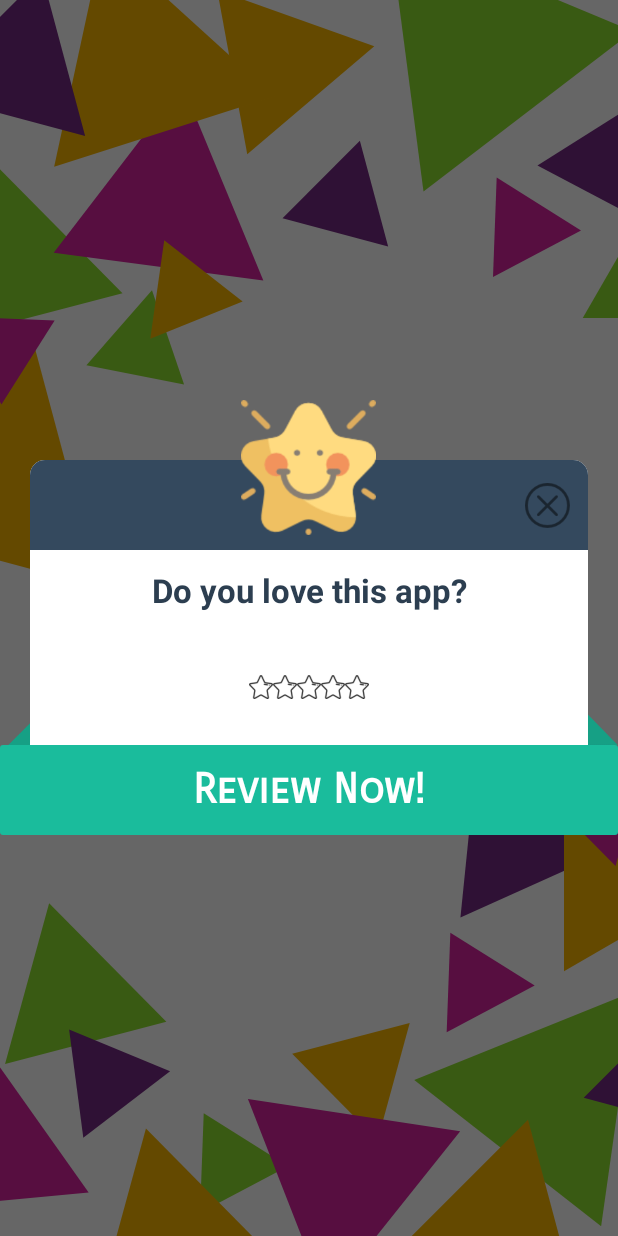
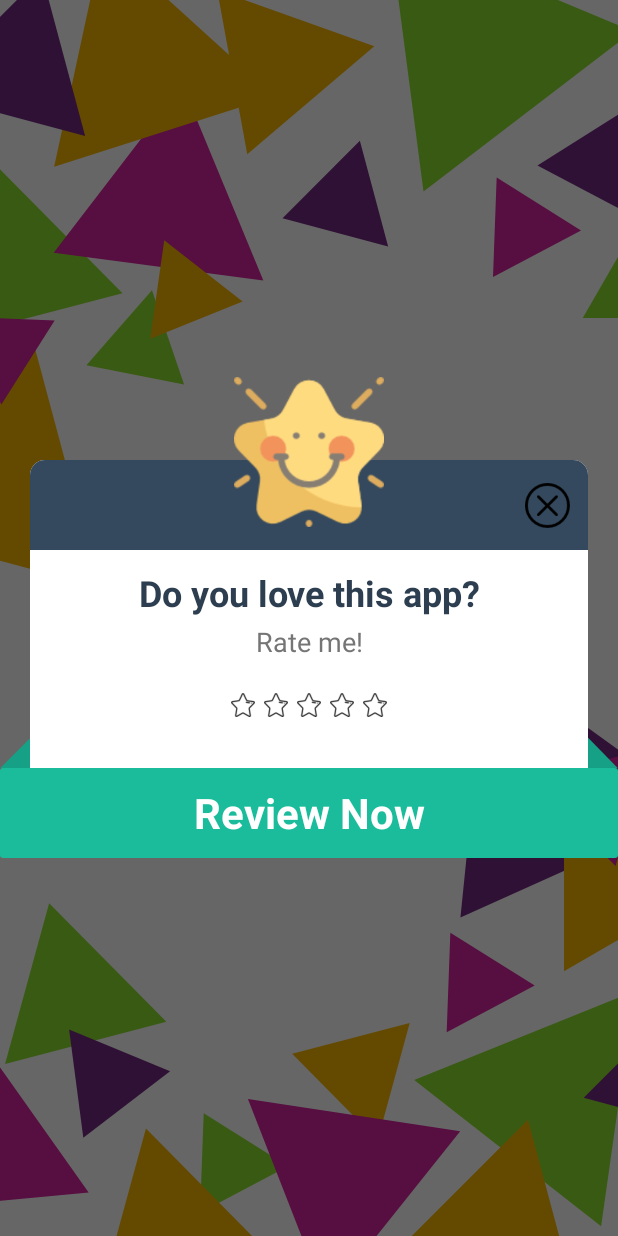
Before and after one commit to rayliverified/CustomRatingDialogue, an Android app: the screen it shows after launch (MainActivity), after a tap on "SHOW", on a phone screen of 412 x 824 dp. Run offline under Robolectric (Android 15) with nearby library versions, the phone set to English and light mode, and no system bars.

Commit message:
Update Rating Dialogue UI
*Update Rating DIalogue UI to remove nested RelativeLayout.
*Convert padding int to use DP.

```diff
--- a/customratingdialogue/build.gradle
+++ b/customratingdialogue/build.gradle
@@ -10,6 +10,7 @@ android {
     defaultConfig {
         minSdkVersion 15
         targetSdkVersion 28
+        vectorDrawables.useSupportLibrary = true
     }
     buildTypes {
         release {
@@ -21,5 +22,5 @@ android {
 
 dependencies {
     implementation fileTree(dir: 'libs', include: ['*.jar'])
-    api "androidx.core:core:1.0.1"
+    api "androidx.appcompat:appcompat:1.0.2"
 }
--- a/customratingdialogue/src/main/java/stream/customratingdialogue/BaseRatingBar.java
+++ b/customratingdialogue/src/main/java/stream/customratingdialogue/BaseRatingBar.java
@@ -59,7 +59,7 @@ public class BaseRatingBar extends LinearLayout implements SimpleRatingBar {
         TypedArray typedArray = context.obtainStyledAttributes(attrs, R.styleable.BaseRatingBar);
         float rating = typedArray.getFloat(R.styleable.BaseRatingBar_rating_rating, mRating);
         mNumStars = typedArray.getInt(R.styleable.BaseRatingBar_rating_numStars, mNumStars);
-        mPadding = typedArray.getInt(R.styleable.BaseRatingBar_rating_starPadding, mPadding);
+        mPadding = typedArray.getDimensionPixelSize(R.styleable.BaseRatingBar_rating_starPadding, mPadding);
         mStarWidth = typedArray.getDimensionPixelSize(R.styleable.BaseRatingBar_rating_starWidth, 0);
         mStarHeight = typedArray.getDimensionPixelSize(R.styleable.BaseRatingBar_rating_starHeight, 0);
         mEmptyDrawable = typedArray.getDrawable(R.styleable.BaseRatingBar_rating_drawableEmpty);
--- a/customratingdialogue/src/main/java/stream/customratingdialogue/RatingDialog.java
+++ b/customratingdialogue/src/main/java/stream/customratingdialogue/RatingDialog.java
@@ -9,22 +9,29 @@ import android.graphics.drawable.ColorDrawable;
 import android.view.View;
 import android.view.Window;
 import android.view.animation.AnimationUtils;
+import android.widget.FrameLayout;
 import android.widget.ImageView;
 import android.widget.RelativeLayout;
 import android.widget.TextView;
 
+import androidx.appcompat.app.AppCompatDelegate;
+
 import static android.content.Context.MODE_PRIVATE;
 
 public class RatingDialog {
+
+    static {
+        AppCompatDelegate.setCompatVectorFromResourcesEnabled(true);
+    }
 
     SharedPreferences pre;
     SharedPreferences.Editor edit;
     RatingDialogInterFace mRatingDialogListener;
     private Context mContext;
     private Dialog dialog;
-    private RelativeLayout main;
+    private FrameLayout main;
     private ImageView btnCacncel, ratingFace;
-    private RotationRatingBar rotationratingbar_main;
+    private ScaleRatingBar rotationratingbar_main;
     private TextView btnSubmit;
     private boolean isEnable = true;
     private int defRating = 0;
@@ -37,11 +44,11 @@ public class RatingDialog {
         dialog.requestWindowFeature(Window.FEATURE_NO_TITLE);
         dialog.setContentView(R.layout.layout_dialog_rating);
         dialog.getWindow().setBackgroundDrawable(new ColorDrawable(android.graphics.Color.TRANSPARENT));
-        btnCacncel = dialog.findViewById(R.id.btnCacncel);
-        ratingFace = dialog.findViewById(R.id.ratingFace);
-        main = dialog.findViewById(R.id.main);
-        rotationratingbar_main = dialog.findViewById(R.id.rotationratingbar_main);
-        btnSubmit = dialog.findViewById(R.id.btnSubmit);
+        btnCacncel = dialog.findViewById(R.id.btn_cancel);
+        ratingFace = dialog.findViewById(R.id.img_rating_header);
+        main = dialog.findViewById(R.id.layout_dialog_rating);
+        rotationratingbar_main = dialog.findViewById(R.id.rating_bar);
+        btnSubmit = dialog.findViewById(R.id.btn_submit);
         dialog.setOnDismissListener(new DialogInterface.OnDismissListener() {
             @Override
             public void onDismiss(DialogInterface dialogInterface) {
--- a/customratingdialogue/src/main/res/layout/layout_dialog_rating.xml
+++ b/customratingdialogue/src/main/res/layout/layout_dialog_rating.xml
@@ -1,9 +1,10 @@
 <?xml version="1.0" encoding="utf-8"?>
-<RelativeLayout xmlns:android="http://schemas.android.com/apk/res/android"
+<FrameLayout xmlns:android="http://schemas.android.com/apk/res/android"
     xmlns:tools="http://schemas.android.com/tools"
-    android:id="@+id/main"
+    xmlns:app="http://schemas.android.com/apk/res-auto"
+    android:id="@+id/layout_dialog_rating"
     android:layout_width="match_parent"
-    android:layout_height="290dp"
+    android:layout_height="wrap_content"
     android:alpha="0"
     android:scaleX="0"
     android:scaleY="0"
@@ -14,104 +15,110 @@
     <ImageView
         android:layout_width="30dp"
         android:layout_height="30dp"
-        android:layout_above="@+id/btnSubmit"
-        android:layout_alignParentLeft="true"
-        android:layout_marginLeft="5dp"
+        android:layout_gravity="bottom|left"
+        android:layout_marginBottom="60dp"
         android:src="@drawable/ribonl"
         tools:ignore="ContentDescription,RtlHardcoded" />
 
     <ImageView
         android:layout_width="30dp"
         android:layout_height="30dp"
-        android:layout_above="@+id/btnSubmit"
-        android:layout_alignParentRight="true"
-        android:layout_marginRight="5dp"
+        android:layout_gravity="bottom|right"
+        android:layout_marginBottom="60dp"
         android:src="@drawable/ribonr"
         tools:ignore="ContentDescription,RtlHardcoded" />
 
     <RelativeLayout
         android:layout_width="match_parent"
         android:layout_height="match_parent"
-        android:layout_below="@+id/ratingFace"
         android:layout_marginLeft="20dp"
-        android:layout_marginTop="-50dp"
+        android:layout_marginTop="55dp"
         android:layout_marginRight="20dp"
-        android:layout_marginBottom="20dp"
         android:background="@drawable/layout_bg">
 
         <ImageView
-            android:id="@+id/header_image"
+            android:id="@+id/img_top_bar"
             android:layout_width="match_parent"
             android:layout_height="60dp"
             android:layout_alignParentTop="true"
             android:background="@drawable/head_bg"
-            android:orientation="vertical" />
+            android:orientation="vertical"
+            tools:ignore="ContentDescription" />
 
         <ImageView
-            android:id="@+id/btnCacncel"
+            android:id="@+id/btn_cancel"
             android:layout_width="30dp"
             android:layout_height="30dp"
             android:layout_alignParentRight="true"
             android:layout_marginTop="15dp"
             android:layout_marginRight="12dp"
-            android:alpha="0.5"
-            android:src="@drawable/cancel" />
+            android:src="@drawable/cancel"
+            tools:ignore="ContentDescription,RtlHardcoded" />
 
         <LinearLayout
             android:id="@+id/content_layout"
             android:layout_width="match_parent"
-            android:layout_height="match_parent"
-            android:layout_below="@+id/header_image"
+            android:layout_height="wrap_content"
+            android:layout_below="@+id/img_top_bar"
+            android:paddingBottom="80dp"
             android:orientation="vertical">
 
             <TextView
+                android:id="@+id/text_title"
                 android:layout_width="match_parent"
                 android:layout_height="wrap_content"
                 android:layout_marginTop="12dp"
                 android:gravity="center"
                 android:text="Do you love this app?"
                 android:textColor="#2c3e50"
-                android:textSize="22sp"
-                android:textStyle="bold" />
+                android:textSize="24dp"
+                android:textStyle="bold"
+                tools:ignore="HardcodedText,SpUsage" />
 
             <TextView
+                android:id="@+id/text_subtitle"
                 android:layout_width="match_parent"
                 android:layout_height="wrap_content"
                 android:layout_marginTop="4dp"
+                android:textColor="#757575"
                 android:gravity="center"
                 android:text="Rate me!"
-                android:textSize="16sp" />
+                android:textSize="18dp"
+                tools:ignore="HardcodedText,SpUsage" />
 
-            <stream.customratingdialogue.RotationRatingBar
-                android:id="@+id/rotationratingbar_main"
+            <stream.customratingdialogue.ScaleRatingBar
+                android:id="@+id/rating_bar"
                 android:layout_width="match_parent"
                 android:layout_height="wrap_content"
                 android:layout_marginLeft="6dp"
                 android:layout_marginTop="8dp"
                 android:layout_marginRight="6dp"
                 android:gravity="center"
-                android:visibility="invisible"/>
+                android:visibility="invisible"
+                app:rating_starPadding="6dp"
+                tools:visibility="visible"
+                tools:layout_height="50dp"/>
         </LinearLayout>
     </RelativeLayout>
 
     <TextView
-        android:id="@+id/btnSubmit"
+        android:id="@+id/btn_submit"
         android:layout_width="match_parent"
         android:layout_height="60dp"
-        android:layout_alignParentBottom="true"
+        android:layout_gravity="center_horizontal|bottom"
         android:background="@drawable/submit_bg"
-        android:fontFamily="sans-serif-smallcaps"
         android:gravity="center"
-        android:text="Review Now!"
+        android:text="Review Now"
         android:textColor="#ffffff"
-        android:textSize="28sp"
-        android:textStyle="bold" />
+        android:textSize="28dp"
+        android:textStyle="bold"
+        tools:ignore="HardcodedText,SpUsage" />
 
     <ImageView
-        android:id="@+id/ratingFace"
-        android:layout_width="90dp"
-        android:layout_height="90dp"
-        android:layout_alignParentTop="true"
-        android:layout_centerHorizontal="true"
-        android:src="@drawable/favorite" />
-</RelativeLayout>
+        android:id="@+id/img_rating_header"
+        android:layout_width="100dp"
+        android:layout_height="100dp"
+        android:layout_gravity="center_horizontal|top"
+        android:src="@drawable/favorite"
+        tools:ignore="ContentDescription" />
+</FrameLayout>
--- a/customratingdialogue/src/main/res/values/attrs.xml
+++ b/customratingdialogue/src/main/res/values/attrs.xml
@@ -4,7 +4,7 @@
     <declare-styleable name="BaseRatingBar">
         <attr name="rating_numStars" format="integer" />
         <attr name="rating_rating" format="float" />
-        <attr name="rating_starPadding" format="integer" />
+        <attr name="rating_starPadding" format="dimension" />
         <attr name="rating_drawableEmpty" format="reference" />
         <attr name="rating_drawableFilled" format="reference" />
         <attr name="rating_touchable" format="boolean" />
```
